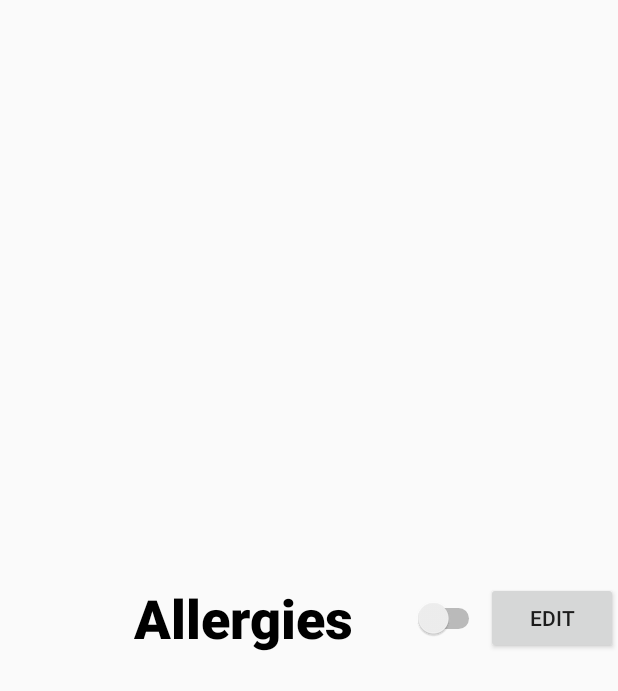
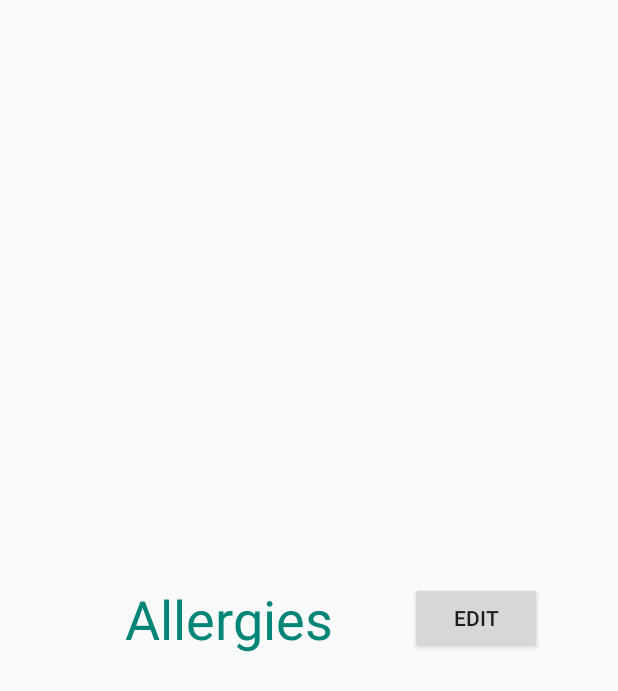
Before and after one commit to gevo222/ARFoodView, an Android app: the SettingsActivity screen opened directly, with no data from a screen before it, on a phone screen of 412 x 824 dp. Shown: the top 691 px of the screen. Run offline under Robolectric (Android 15) with nearby library versions, the light colour scheme and no system bars.

Commit message:
removed camera removed allergy toggle

```diff
--- a/app/src/main/res/layout/activity_main.xml
+++ b/app/src/main/res/layout/activity_main.xml
@@ -24,6 +24,7 @@
         android:layout_marginTop="28dp"
         android:layout_marginEnd="8dp"
         android:layout_marginBottom="8dp"
+        android:visibility="invisible"
         app:layout_constraintBottom_toTopOf="@+id/imageView"
         app:layout_constraintEnd_toEndOf="parent"
         app:layout_constraintHorizontal_bias="0.949"
--- a/app/src/main/res/layout/activity_settings.xml
+++ b/app/src/main/res/layout/activity_settings.xml
@@ -17,10 +17,13 @@
         android:fontFamily="sans-serif-black"
         android:text="Allergies"
         android:textSize="36sp"
+        android:visibility="invisible"
         app:layout_constraintBottom_toBottomOf="parent"
         app:layout_constraintEnd_toEndOf="parent"
+        app:layout_constraintHorizontal_bias="1.0"
         app:layout_constraintStart_toStartOf="parent"
-        app:layout_constraintTop_toTopOf="parent" />
+        app:layout_constraintTop_toTopOf="parent"
+        app:layout_constraintVertical_bias="0.263" />
 
     <Button
         android:id="@+id/b_edit"
@@ -29,7 +32,20 @@
         android:text="edit"
         app:layout_constraintBottom_toBottomOf="parent"
         app:layout_constraintEnd_toEndOf="parent"
-        app:layout_constraintStart_toEndOf="@+id/AllegiesSwitch"
+        app:layout_constraintStart_toEndOf="@+id/txtallergies"
+        app:layout_constraintTop_toTopOf="parent" />
+
+    <TextView
+        android:id="@+id/txtallergies"
+        android:layout_width="wrap_content"
+        android:layout_height="wrap_content"
+        android:text="Allergies"
+        android:textColor="@color/colorPrimary"
+        android:textSize="36sp"
+        app:layout_constraintBottom_toBottomOf="parent"
+        app:layout_constraintEnd_toEndOf="parent"
+        app:layout_constraintHorizontal_bias="0.305"
+        app:layout_constraintStart_toStartOf="parent"
         app:layout_constraintTop_toTopOf="parent" />
 
 </androidx.constraintlayout.widget.ConstraintLayout>
```
